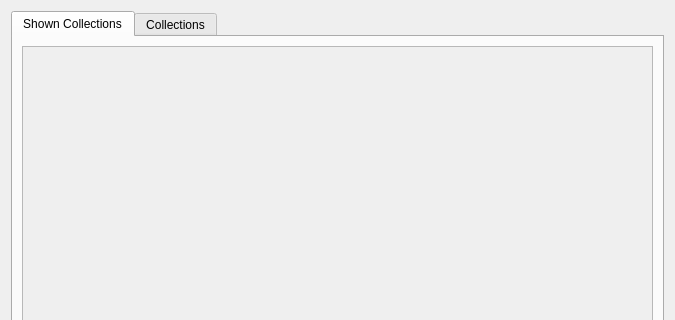
The window that assets/ui_files/collectionManager.ui (compix/MetadataManager) describes before a commit, drawn with Qt 5; both pictures show x 0 to 675 and y 0 to 320 of the 675 by 527 pixel window.
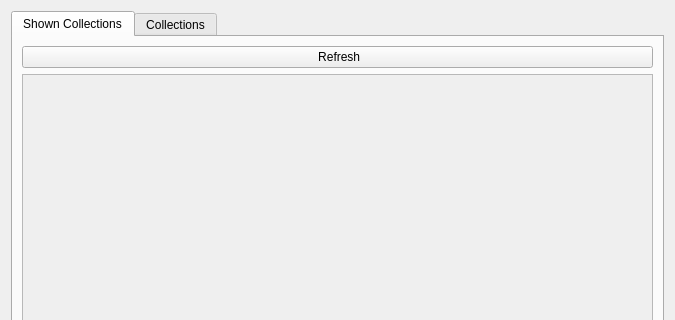
The same window after the commit. The open tabs and pages were chosen to show the change. Icons and pictures are not drawn.

Commit message: Updated core, allow collection viewer refresh to avoid program restart after adding new collections

Patch:
```diff
--- a/assets/ui_files/collectionManager.ui
+++ b/assets/ui_files/collectionManager.ui
@@ -24,6 +24,17 @@
        <string>Shown Collections</string>
       </attribute>
       <layout class="QVBoxLayout" name="verticalLayout_2">
+       <item>
+        <widget class="QPushButton" name="refreshCollectionsButton">
+         <property name="text">
+          <string> Refresh</string>
+         </property>
+         <property name="icon">
+          <iconset resource="../resource_files/resources.qrc">
+           <normaloff>:/icons/refresh.png</normaloff>:/icons/refresh.png</iconset>
+         </property>
+        </widget>
+       </item>
        <item>
         <widget class="QScrollArea" name="scrollArea">
          <property name="widgetResizable">
@@ -35,7 +46,7 @@
             <x>0</x>
             <y>0</y>
             <width>631</width>
-            <height>463</height>
+            <height>433</height>
            </rect>
           </property>
           <layout class="QVBoxLayout" name="verticalLayout_4">
```
Left out of the diff: 6 changed lines with no effect on the pictures. The commit also changes 8 other files.
